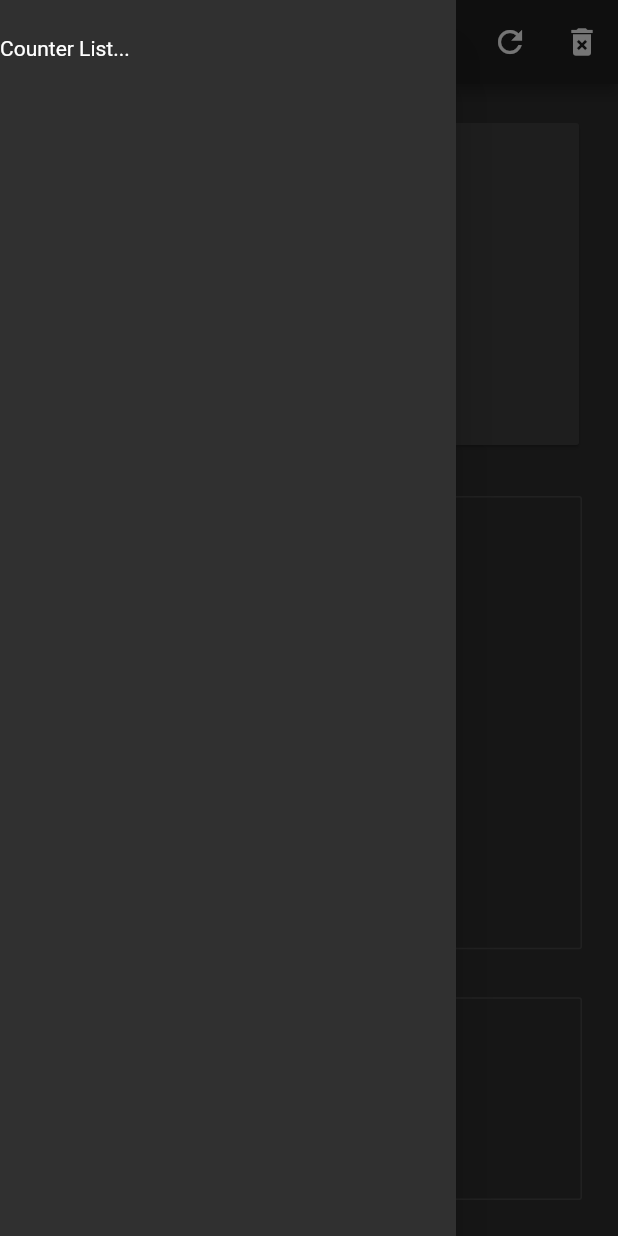
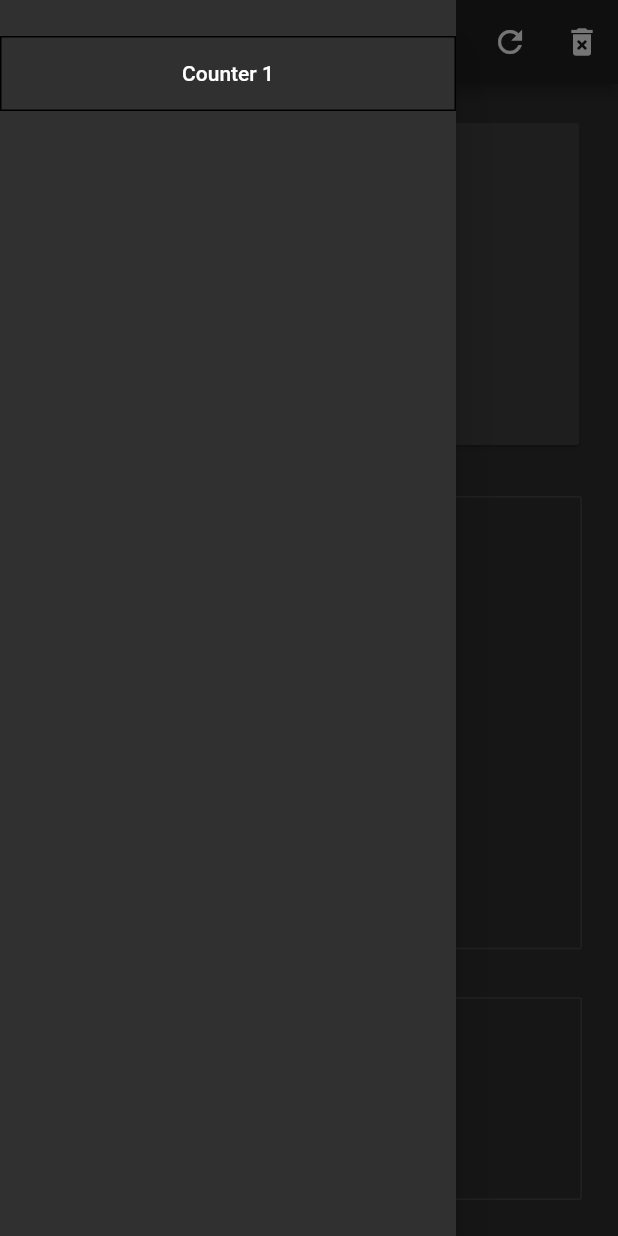
Before and after one commit to rklimpel/CounterApp, a Flutter app: the screen it shows after launch, with the side drawer open, on a phone screen of 412 x 824 dp. Run offline on Flutter 3.47's test engine with Material 2 defaults, Android fonts, the phone set to English and light mode, and no system bars; our stand-ins replace shared_preferences.

Commit message:
add Listview in drawer and list loading

```diff
--- a/lib/main.dart
+++ b/lib/main.dart
@@ -36,6 +36,8 @@ class _MyHomePageState extends State<MyHomePage> {
   List<String> counters = new List();
   Future<SharedPreferences> getPrefs() => SharedPreferences.getInstance();
 
+  // active Counter Methods //
+
   void incCounter() {
     setState(() {
       _counter++;
@@ -57,9 +59,7 @@ class _MyHomePageState extends State<MyHomePage> {
     });
   }
 
-  void deleteCounter() {
-    //TODO Implement
-  }
+  // Shared Preferences Stuff //
 
   Future<String> getLastCounter() async {
     SharedPreferences prefs = await getPrefs();
@@ -76,9 +76,12 @@ class _MyHomePageState extends State<MyHomePage> {
     return prefs.getInt(PREFS_VALUE + counterName) ?? null;
   }
 
-  void initCounter() async {
+  //Counter init, load usw. //
+
+  void initData() async {
     String lastCounter = await getLastCounter();
     lastCounter != null ? loadCounter(lastCounter) : addCounter("Counter 1");
+    counters = await getAllCounters();
   }
 
   void loadCounter(String name) async {
@@ -97,16 +100,6 @@ class _MyHomePageState extends State<MyHomePage> {
     saveCounterList();
   }
 
-  String getNextCounterNumber() {
-    List<int> values = new List();
-    for (int i = 0; i < counters.length; i++) {
-      if (counters[i].contains("Counter ")) {
-        values.add(int.parse(counters[i].substring(7)));
-      }
-    }
-    return values.length != 0 ? "${values.reduce(max) + 1}" : "0";
-  }
-
   void saveCounter() async {
     SharedPreferences prefs = await getPrefs();
     await prefs.setString(PREFS_LAST, counterName);
@@ -118,9 +111,25 @@ class _MyHomePageState extends State<MyHomePage> {
     await prefs.setStringList(PREFS_LIST, counters);
   }
 
+  void deleteCounter() {
+    //TODO Implement
+  }
+
+  //Helper Methods //
+
+  String getNextCounterNumber() {
+    List<int> values = new List();
+    for (int i = 0; i < counters.length; i++) {
+      if (counters[i].contains("Counter ")) {
+        values.add(int.parse(counters[i].substring(7)));
+      }
+    }
+    return values.length != 0 ? "${values.reduce(max) + 1}" : "0";
+  }
+
   @override
   void initState() {
-    initCounter();
+    initData();
     super.initState();
   }
 
@@ -149,7 +158,7 @@ class _MyHomePageState extends State<MyHomePage> {
           IconButton(
             icon: Icon(Icons.delete_forever),
             onPressed: () {
-              _confirmDialog("Do you really want to delete this Counter permanently?\n(Not implementet)", deleteCounter);
+              _confirmDialog("Do you really want to delete this Counter permanently?\n(Not implemented)", deleteCounter);
             },
           ),
         ],
@@ -241,7 +250,23 @@ class _MyHomePageState extends State<MyHomePage> {
         child: Padding(
           padding: const EdgeInsets.fromLTRB(0, 24, 0, 0),
           child: Container(
-            child: Text("Counter List..."),
+            child: ListView(
+              children: List.generate(counters.length, (index) {
+                return Container(
+                  height: 50,
+                  child: MaterialButton(
+                    shape: Border.all(width: 1, color: Colors.black),
+                    onPressed: () {
+                      loadCounter(counters[index]);
+                      Navigator.pop(context);
+                    },
+                    child: Center(
+                      child: Text("${counters[index]}"),
+                    ),
+                  ),
+                );
+              }),
+            ),
           ),
         ),
       ),
```
